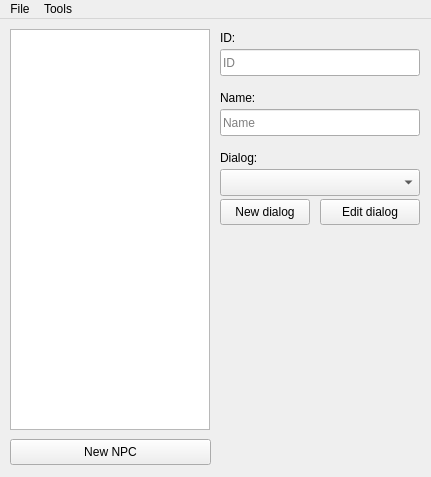
Above: mainwindow.ui from MrStukov/NPC-Editor before the change. Below: the same form after it.
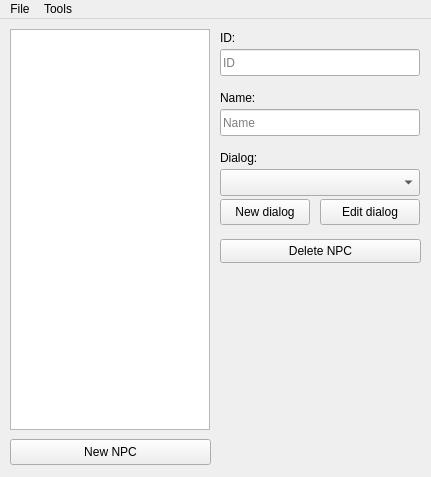
That is the form after the change.

Patch:
```diff
--- a/mainwindow.ui
+++ b/mainwindow.ui
@@ -2,6 +2,9 @@
 <ui version="4.0">
  <class>MainWindow</class>
  <widget class="QMainWindow" name="MainWindow">
+  <property name="enabled">
+   <bool>true</bool>
+  </property>
   <property name="geometry">
    <rect>
     <x>0</x>
@@ -16,6 +19,18 @@
     <verstretch>0</verstretch>
    </sizepolicy>
   </property>
+  <property name="minimumSize">
+   <size>
+    <width>431</width>
+    <height>477</height>
+   </size>
+  </property>
+  <property name="maximumSize">
+   <size>
+    <width>431</width>
+    <height>477</height>
+   </size>
+  </property>
   <property name="windowTitle">
    <string>MainWindow</string>
   </property>
@@ -147,6 +162,19 @@
      <string>Name:</string>
     </property>
    </widget>
+   <widget class="QPushButton" name="delete_button">
+    <property name="geometry">
+     <rect>
+      <x>220</x>
+      <y>220</y>
+      <width>201</width>
+      <height>24</height>
+     </rect>
+    </property>
+    <property name="text">
+     <string>Delete NPC</string>
+    </property>
+   </widget>
   </widget>
   <widget class="QMenuBar" name="menuBar">
    <property name="geometry">
```
Left out of the diff: 7 changed lines with no effect on the pictures.
